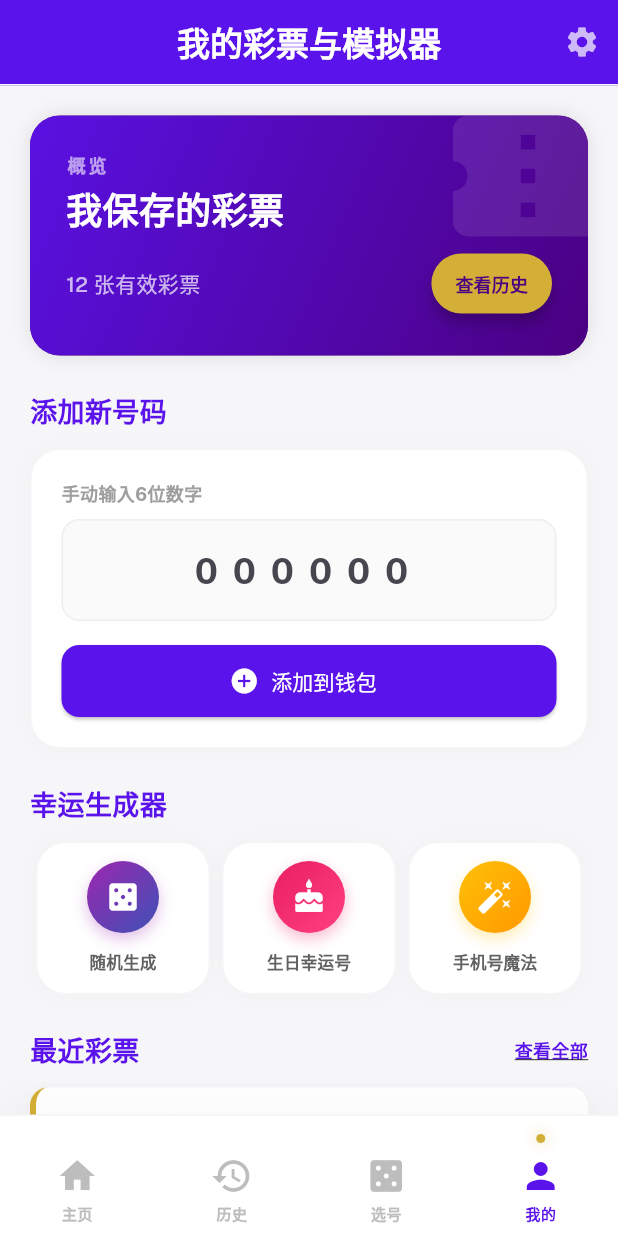
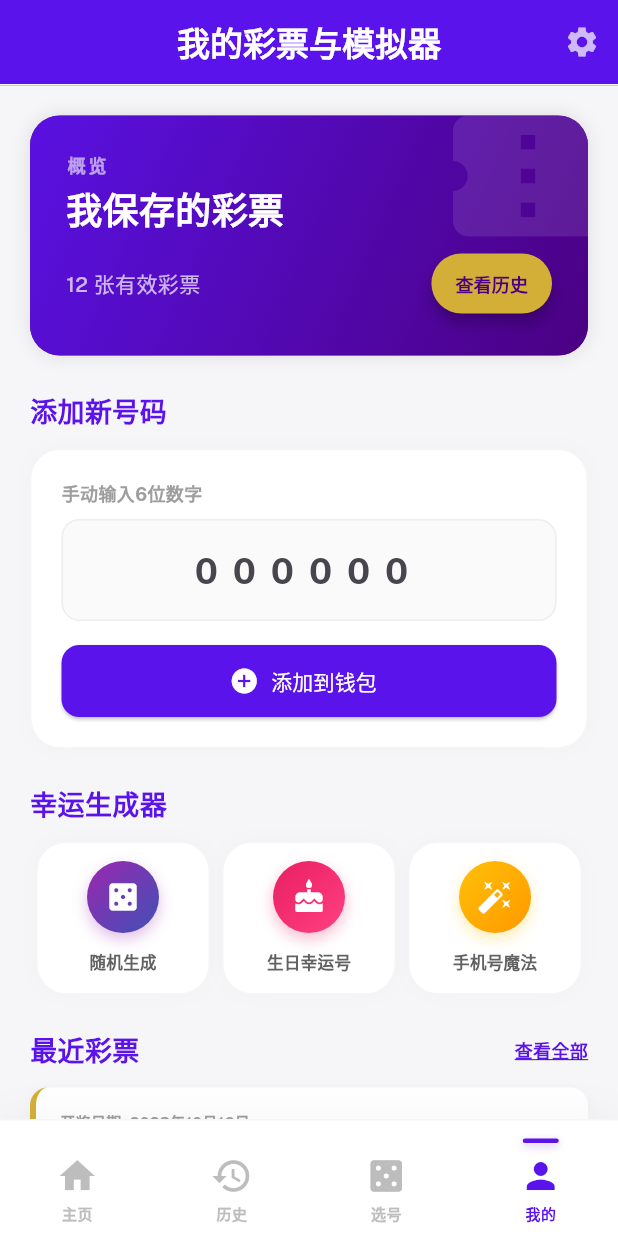
Before and after one commit to FHF404/spider-thai_lottery, a Flutter app: the screen it shows after launch, item 4 of the bottom bar chosen, on a phone screen of 412 x 824 dp. Run offline on Flutter 3.47's test engine with Material 3 defaults, Android fonts, the phone set to English and light mode, and no system bars; our stand-ins replace google_fonts, shared_preferences; network calls fail.

Commit message:
UI: Update bottom nav active indicator to a horizontal line

```diff
--- a/lib/main.dart
+++ b/lib/main.dart
@@ -212,16 +212,22 @@
             if (isActive)
               Container(
                 margin: const EdgeInsets.only(bottom: 8),
-                width: 6,
-                height: 6,
+                width: 24,
+                height: 3,
                 decoration: BoxDecoration(
-                  color: kRoyalGold,
-                  shape: BoxShape.circle,
-                  boxShadow: [BoxShadow(color: kRoyalGold.withOpacity(0.6), blurRadius: 8)],
+                  color: kPrimaryColor,
+                  borderRadius: BorderRadius.circular(1.5),
+                  boxShadow: [
+                    BoxShadow(
+                      color: kPrimaryColor.withOpacity(0.3),
+                      blurRadius: 4,
+                      offset: const Offset(0, 2),
+                    )
+                  ],
                 ),
               )
             else
-              const SizedBox(height: 14),
+              const SizedBox(height: 11),
             Icon(
               icon,
               size: 28,
```
